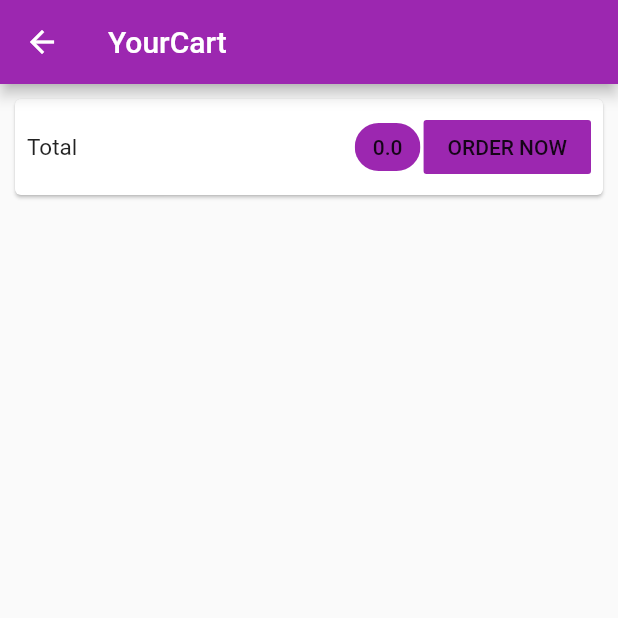
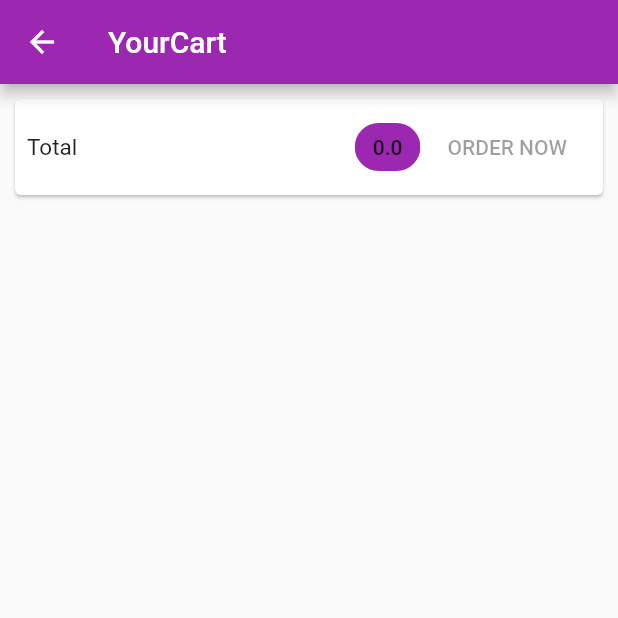
Before and after one commit to krishnajio/myshopappflutter, a Flutter app: the CartScreen screen opened by its route, on a phone screen of 412 x 824 dp, the top half of it. Run offline on Flutter 3.47's test engine with Material 2 defaults, Android fonts, the phone set to English and light mode, and no system bars; network calls fail.

Commit message:
storing order to fire basea server

```diff
--- a/lib/screens/cart_screen.dart
+++ b/lib/screens/cart_screen.dart
@@ -33,16 +33,7 @@ class CartScreen extends StatelessWidget {
                     label: Text(cart.totalAmount.toString()),
                     backgroundColor: Theme.of(context).primaryColor,
                   ),
-                  FlatButton(
-                    child: Text('ORDER NOW'),
-                    color: Theme.of(context).primaryColor,
-                    onPressed: () {
-                      //add to cart
-                      Provider.of<Orders>(context, listen: false).addOrders(
-                          cart.items.values.toList(), cart.totalAmount);
-                      cart.clearCart();
-                    },
-                  )
+                  OrderButton(cart: cart)
                 ],
               ),
             ),
@@ -65,3 +56,40 @@ class CartScreen extends StatelessWidget {
     );
   }
 }
+
+class OrderButton extends StatefulWidget {
+  const OrderButton({
+    Key key,
+    @required this.cart,
+  }) : super(key: key);
+
+  final Cart cart;
+
+  @override
+  _OrderButtonState createState() => _OrderButtonState();
+}
+
+class _OrderButtonState extends State<OrderButton> {
+
+  @override
+  Widget build(BuildContext context)   {
+    var _isLoading = false;
+    return FlatButton(
+      child: Text('ORDER NOW'),
+      color: Theme.of(context).primaryColor,
+      onPressed: (widget.cart.totalAmount >=0 || _isLoading ) ? null :  () async {
+        setState(() {
+          _isLoading= true;
+        });
+        //add to cart
+       await Provider.of<Orders>(context, listen: false).addOrders(
+            widget.cart.items.values.toList(), widget.cart.totalAmount);
+
+       setState(() {
+         _isLoading = false;
+       });
+        widget.cart.clearCart();
+      },
+    );
+  }
+}
```
Also changed, not shown: lib/provider/orders.dart (+22 -2 lines), lib/provider/product.dart (+6 -1 lines).
